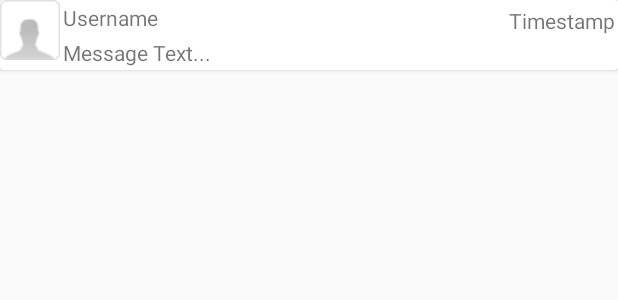
After one commit to sona3184/Samples, an Android app: the layout card_app_new_message.xml on its own in the app's theme, with its tools: preview values and no code run, on a phone screen of 412 x 824 dp. The commit adds this screen. Shown: the top 300 px of the screen. Run offline under Robolectric (Android 15) with nearby library versions, the phone set to English and light mode, and no system bars.

Commit message:
Basic data showing up as cards in recycle view

```diff
--- /dev/null
+++ b/RxJavaSample/app/src/main/res/layout/card_app_new_message.xml
@@ -0,0 +1,43 @@
+<?xml version="1.0" encoding="utf-8"?>
+<android.support.v7.widget.CardView xmlns:android="http://schemas.android.com/apk/res/android"
+    android:layout_width="match_parent"
+    android:layout_height="wrap_content">
+
+    <RelativeLayout
+        android:layout_width="match_parent"
+        android:layout_height="wrap_content">
+
+        <ImageView
+            android:id="@+id/ivUserAvatar"
+            android:layout_width="wrap_content"
+            android:layout_height="wrap_content"
+            android:src="@drawable/avatar_blank" />
+
+        <TextView
+            android:id="@+id/tvUsername"
+            android:layout_width="wrap_content"
+            android:layout_height="wrap_content"
+            android:layout_toRightOf="@+id/ivUserAvatar"
+            android:padding="@dimen/text_view_padding"
+            android:text="Username" />
+
+        <TextView
+            android:id="@+id/tvMessageText"
+            android:layout_width="wrap_content"
+            android:layout_height="wrap_content"
+            android:layout_below="@+id/tvUsername"
+            android:layout_toRightOf="@+id/ivUserAvatar"
+            android:padding="@dimen/text_view_padding"
+            android:text="Message Text..." />
+
+        <TextView
+            android:id="@+id/tvTimestamp"
+            android:layout_width="wrap_content"
+            android:layout_height="wrap_content"
+            android:layout_above="@+id/tvMessageText"
+            android:layout_alignParentEnd="true"
+            android:layout_marginEnd="@dimen/timestamp_margin"
+            android:text="Timestamp" />
+
+    </RelativeLayout>
+</android.support.v7.widget.CardView>
--- a/RxJavaSample/app/src/main/res/values/dimens.xml
+++ b/RxJavaSample/app/src/main/res/values/dimens.xml
@@ -2,4 +2,6 @@
     <!-- Default screen margins, per the Android Design guidelines. -->
     <dimen name="activity_horizontal_margin">16dp</dimen>
     <dimen name="activity_vertical_margin">16dp</dimen>
+    <dimen name="text_view_padding">2dp</dimen>
+    <dimen name="timestamp_margin">2dp</dimen>
 </resources>
```
Also changed, not shown: RxJavaSample/app/build.gradle (+11 -0 lines), RxJavaSample/app/src/main/java/com/example/smuthuvijayan/rxsample/activity/AppNetStreamActivity.java (+28 -1 lines), RxJavaSample/app/src/main/java/com/example/smuthuvijayan/rxsample/adapter/AppNetMessageAdapter.java (added, +77 -0 lines), RxJavaSample/app/src/main/res/layout/activity_app_net_stream.xml (+8 -8 lines), RxJavaSample/app/src/main/res/drawable/avatar_blank.png (added).
